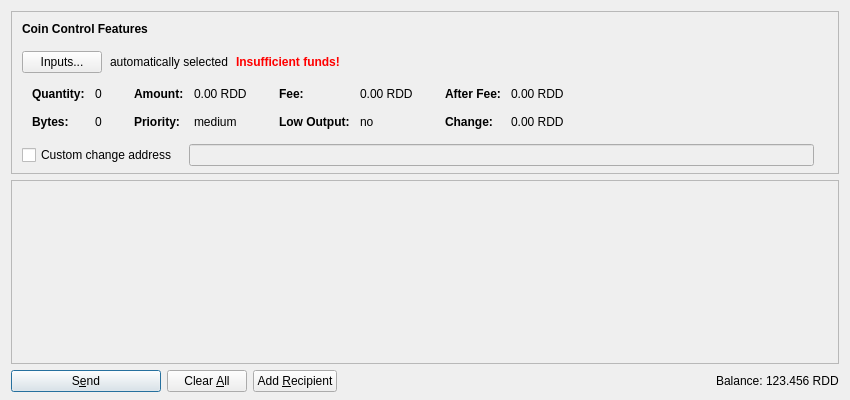
This is src/qt/forms/sendcoinsdialog.ui in hope21kmj/madoo as Qt 5 draws it before an edit. The edited form follows.
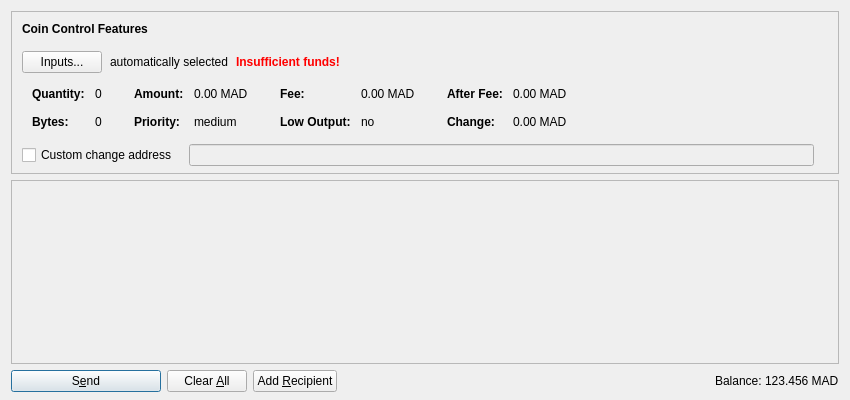
This is the edited form. Icons and pictures are not drawn. Custom widgets are drawn as their Qt base class.

Patch:
```diff
--- a/src/qt/forms/sendcoinsdialog.ui
+++ b/src/qt/forms/sendcoinsdialog.ui
@@ -321,7 +321,7 @@
                   <enum>Qt::ActionsContextMenu</enum>
                  </property>
                  <property name="text">
-                  <string notr="true">0.00 RDD</string>
+                  <string notr="true">0.00 MAD</string>
                  </property>
                  <property name="textInteractionFlags">
                   <set>Qt::LinksAccessibleByMouse|Qt::TextSelectableByKeyboard|Qt::TextSelectableByMouse</set>
@@ -401,7 +401,7 @@
                   <enum>Qt::ActionsContextMenu</enum>
                  </property>
                  <property name="text">
-                  <string notr="true">0.00 RDD</string>
+                  <string notr="true">0.00 MAD</string>
                  </property>
                  <property name="textInteractionFlags">
                   <set>Qt::LinksAccessibleByMouse|Qt::TextSelectableByKeyboard|Qt::TextSelectableByMouse</set>
@@ -481,7 +481,7 @@
                   <enum>Qt::ActionsContextMenu</enum>
                  </property>
                  <property name="text">
-                  <string notr="true">0.00 RDD</string>
+                  <string notr="true">0.00 MAD</string>
                  </property>
                  <property name="textInteractionFlags">
                   <set>Qt::LinksAccessibleByMouse|Qt::TextSelectableByKeyboard|Qt::TextSelectableByMouse</set>
@@ -510,7 +510,7 @@
                   <enum>Qt::ActionsContextMenu</enum>
                  </property>
                  <property name="text">
-                  <string notr="true">0.00 RDD</string>
+                  <string notr="true">0.00 MAD</string>
                  </property>
                  <property name="textInteractionFlags">
                   <set>Qt::LinksAccessibleByMouse|Qt::TextSelectableByKeyboard|Qt::TextSelectableByMouse</set>
@@ -765,7 +765,7 @@
           <cursorShape>IBeamCursor</cursorShape>
          </property>
          <property name="text">
-          <string notr="true">123.456 RDD</string>
+          <string notr="true">123.456 MAD</string>
          </property>
          <property name="textInteractionFlags">
           <set>Qt::LinksAccessibleByMouse|Qt::TextSelectableByKeyboard|Qt::TextSelectableByMouse</set>
```
